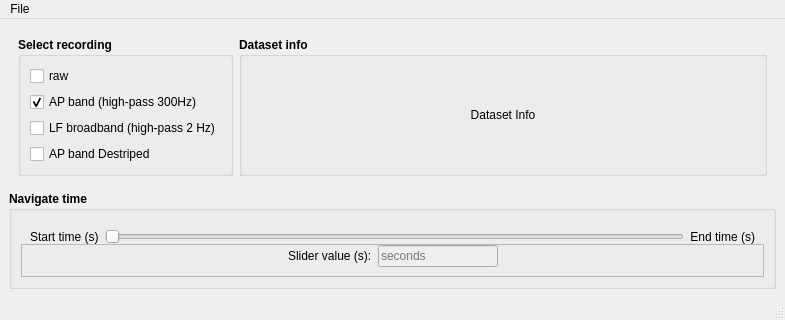
Above: src/viewephys/nav_file.ui from int-brain-lab/viewephys before the change. Below: the same form after it.
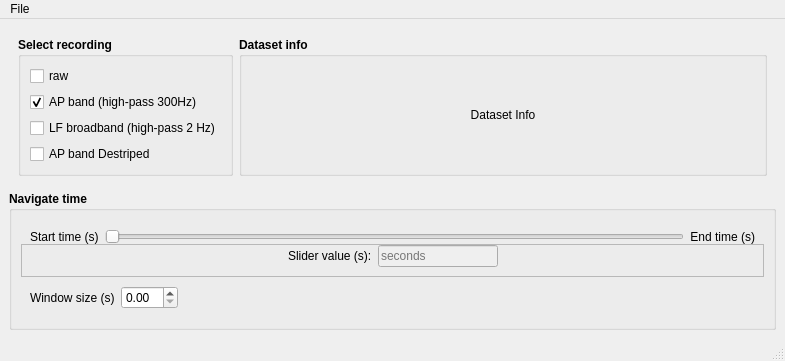
That is the form after the change.

```diff
--- a/src/viewephys/nav_file.ui
+++ b/src/viewephys/nav_file.ui
@@ -10,7 +10,7 @@
     <x>0</x>
     <y>0</y>
     <width>785</width>
-    <height>297</height>
+    <height>334</height>
    </rect>
   </property>
   <property name="windowTitle">
@@ -288,6 +288,45 @@
          </layout>
         </widget>
        </item>
+       <item row="4" column="0" colspan="2">
+        <widget class="QWidget" name="widget_3" native="true">
+         <layout class="QGridLayout" name="gridLayout_7">
+          <item row="0" column="2">
+           <widget class="QWidget" name="widget_4" native="true">
+            <property name="sizePolicy">
+             <sizepolicy hsizetype="Preferred" vsizetype="Preferred">
+              <horstretch>5</horstretch>
+              <verstretch>0</verstretch>
+             </sizepolicy>
+            </property>
+           </widget>
+          </item>
+          <item row="0" column="0">
+           <widget class="QLabel" name="label_3">
+            <property name="font">
+             <font>
+              <weight>50</weight>
+              <bold>false</bold>
+             </font>
+            </property>
+            <property name="text">
+             <string>Window size (s)</string>
+            </property>
+           </widget>
+          </item>
+          <item row="0" column="1">
+           <widget class="QDoubleSpinBox" name="doubleSpinBox">
+            <property name="font">
+             <font>
+              <weight>50</weight>
+              <bold>false</bold>
+             </font>
+            </property>
+           </widget>
+          </item>
+         </layout>
+        </widget>
+       </item>
       </layout>
      </widget>
     </item>
```
